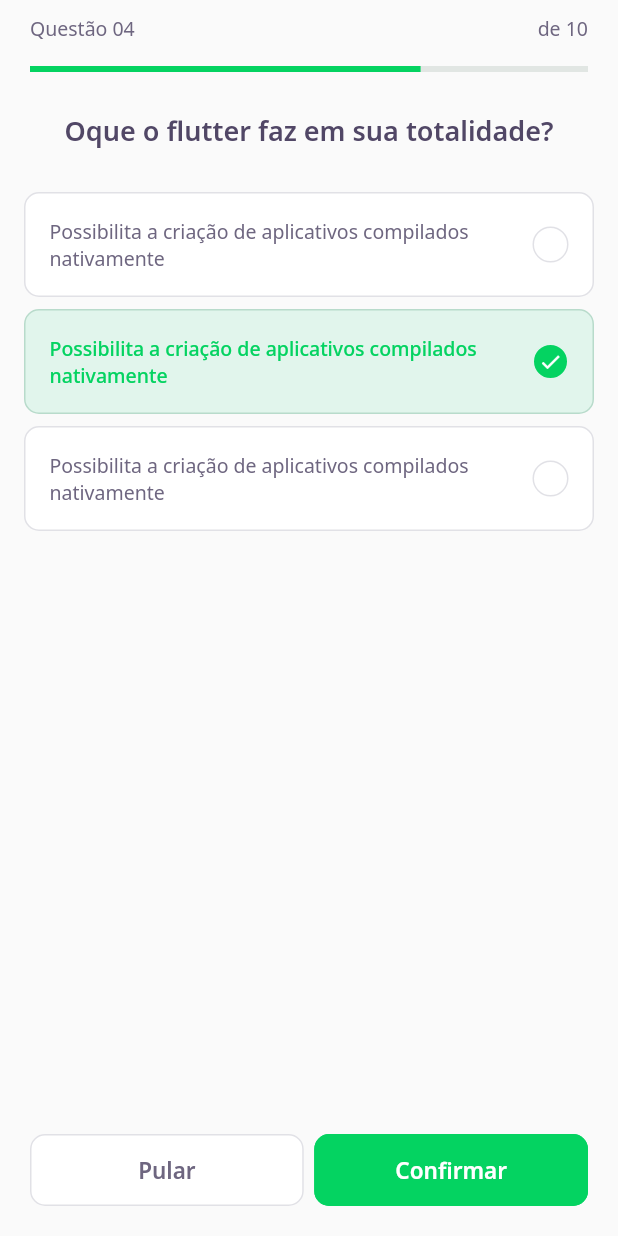
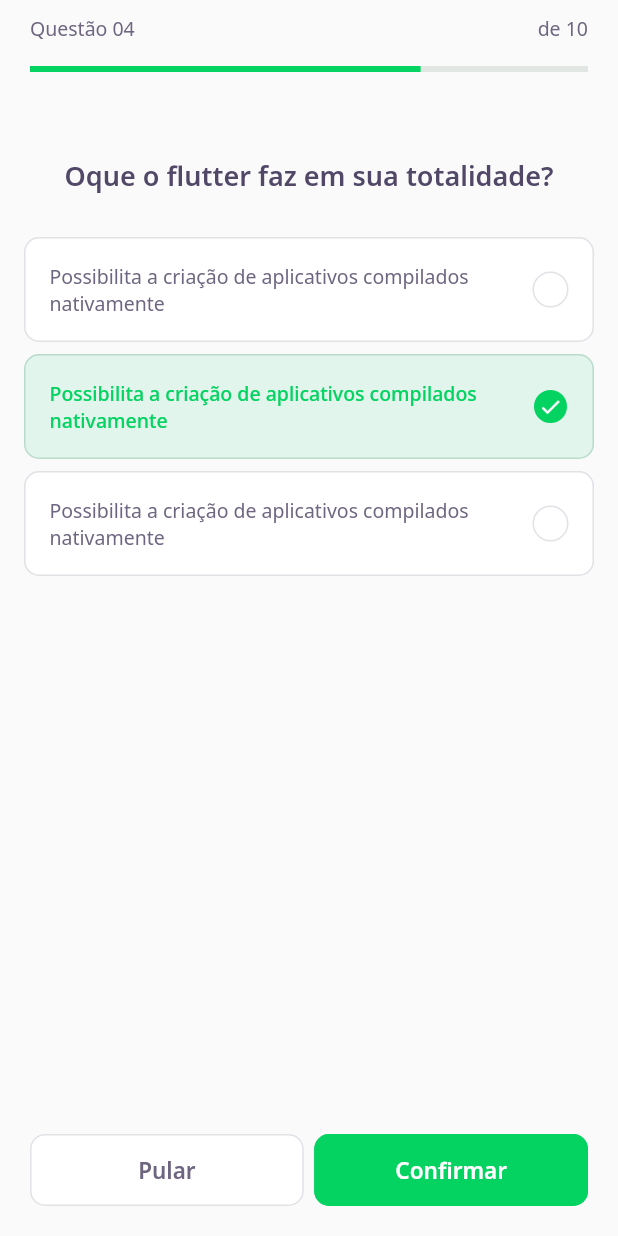
Before and after one commit to Lissone/devquiz, a Flutter app: the ChallengePage screen opened directly, on a phone screen of 412 x 824 dp. Run offline on Flutter 3.47's test engine with Material 2 defaults, Android fonts, the phone set to English and light mode, and no system bars; our stand-ins replace google_fonts; accounts and stored records are empty; network calls fail.

```diff
--- a/lib/challenge/widgets/quiz/quiz_widget.dart
+++ b/lib/challenge/widgets/quiz/quiz_widget.dart
@@ -13,6 +13,9 @@ class QuizWidget extends StatelessWidget {
       padding: EdgeInsets.symmetric(vertical: 15),
       child: Column(
         children: [
+          SizedBox(
+            height: 30,
+          ),
           Text(
             title,
             style: AppTextStyles.heading,
```
Also changed, not shown: lib/home/home_page.dart (+7 -0 lines), lib/home/widgets/quiz_card/quiz_card_widget.dart (+7 -2 lines).
